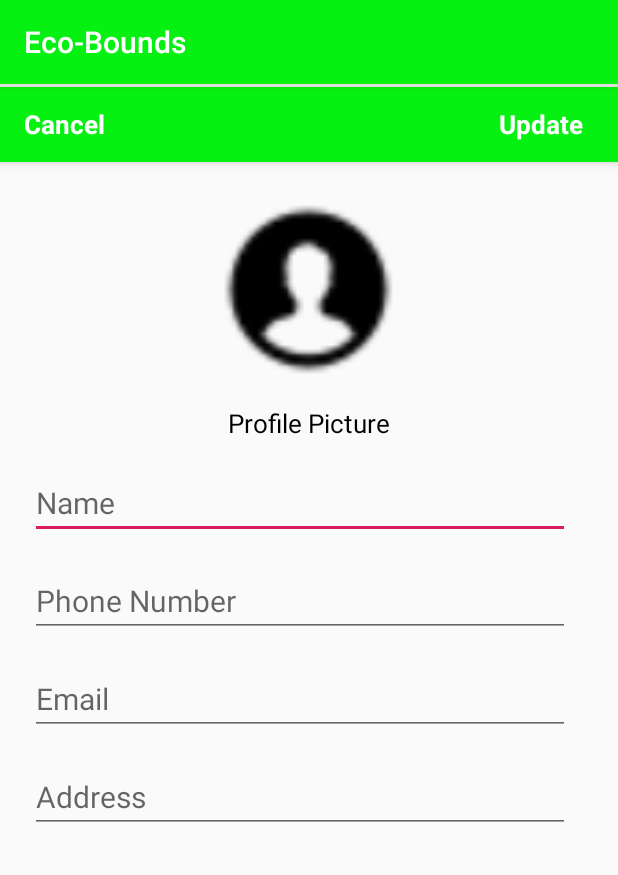
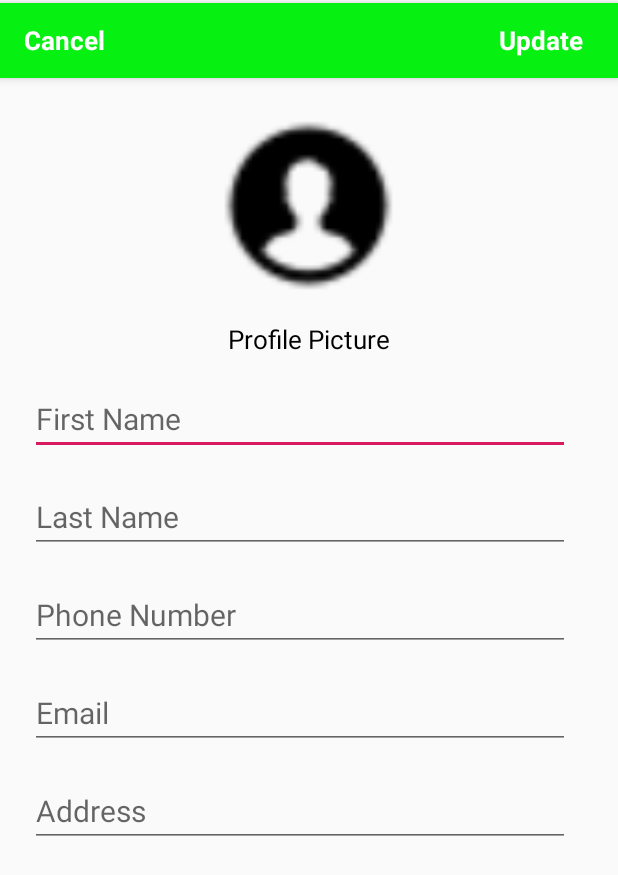
Before and after one commit to geo1997/Eco-Bounds-MAD, an Android app: the Settings screen opened directly, with no data from a screen before it, on a phone screen of 412 x 824 dp. Shown: the top 875 px of the screen. Run offline under Robolectric (Android 15) with nearby library versions, the light colour scheme and no system bars; our stand-ins replace CircleImageView, Firebase (no records; nobody signed in at launch, a user with empty details on screens opened directly), Picasso; libraries missing offline, so code that uses them is left out: com.theartofdev.edmodo; 2 statements that could not run were skipped.

Commit message:
Updated User profile and user model class Thumalee with settings

```diff
--- a/app/build.gradle
+++ b/app/build.gradle
@@ -32,7 +32,6 @@ dependencies {
     implementation 'com.google.firebase:firebase-storage:16.0.4'
     //implementation 'com.google.firebase:firebase-database:19.0.0'
     implementation 'com.google.firebase:firebase-auth:16.0.4'
-    implementation 'com.google.firebase:firebase-auth:16.0.4'
     testImplementation 'junit:junit:4.12'
     androidTestImplementation 'com.android.support.test:runner:1.0.2'
     androidTestImplementation 'com.android.support.test.espresso:espresso-core:3.0.2'
@@ -40,9 +39,11 @@ dependencies {
     implementation 'com.basgeekball:awesome-validation:4.2'
     implementation 'io.paperdb:paperdb:2.6'
     implementation 'com.squareup.picasso:picasso:2.71828'
-    implementation 'com.theartofdev.edmodo:android-image-cropper:2.4.0'
 
+
+    implementation 'com.theartofdev.edmodo:android-image-cropper:2.7.+'
     implementation 'de.hdodenhof:circleimageview:3.0.1'
     implementation 'com.android.support:exifinterface:28.0.0'
     implementation 'com.android.support:animated-vector-drawable:28.0.0'
+
 }
--- a/app/src/main/AndroidManifest.xml
+++ b/app/src/main/AndroidManifest.xml
@@ -16,7 +16,8 @@
         <activity android:name=".AdminActivity"></activity>
         <activity android:name=".AdminCategoryActivity"
             android:exported="true"></activity>
-        <activity android:name=".Settings"></activity>
+        <activity android:name=".Settings"
+            android:theme="@style/AppTheme.NoActionBar"></activity>
         <activity
             android:name=".CompanyProfile"
             android:exported="true"
--- a/app/src/main/res/layout/activity_settings.xml
+++ b/app/src/main/res/layout/activity_settings.xml
@@ -76,21 +76,32 @@
         />
 
     <EditText
-        android:id="@+id/acc_name"
+    android:id="@+id/acc_fname"
+    android:layout_width="360dp"
+    android:layout_height="wrap_content"
+    android:layout_below="@+id/profile_pic"
+    android:layout_marginStart="20dp"
+    android:layout_marginTop="17dp"
+    android:layout_marginEnd="20dp"
+    android:hint="@string/acc_fname"
+    android:textSize="20sp" />
+
+    <EditText
+        android:id="@+id/acc_lname"
         android:layout_width="360dp"
         android:layout_height="wrap_content"
-        android:layout_below="@+id/profile_pic"
+        android:layout_below="@+id/acc_fname"
         android:layout_marginStart="20dp"
         android:layout_marginTop="17dp"
         android:layout_marginEnd="20dp"
-        android:hint="@string/acc_name"
+        android:hint="@string/acc_lname"
         android:textSize="20sp" />
 
     <EditText
         android:id="@+id/acc_phone"
         android:layout_width="360dp"
         android:layout_height="wrap_content"
-        android:layout_below="@+id/acc_name"
+        android:layout_below="@+id/acc_lname"
         android:layout_marginStart="20dp"
         android:layout_marginTop="17dp"
         android:layout_marginEnd="20dp"
--- a/app/src/main/res/values/strings.xml
+++ b/app/src/main/res/values/strings.xml
@@ -70,7 +70,8 @@
     <string name="acc_cancel">Cancel</string>
     <string name="acc_update">Update</string>
     <string name="acc_pic">Profile Picture</string>
-    <string name="acc_name">Name</string>
+    <string name="acc_fname">First Name</string>
+    <string name="acc_lname">Last Name</string>
     <string name="acc_phone">Phone Number</string>
     <string name="acc_email">Email</string>
     <string name="acc_address">Address</string>
```
Also changed, not shown: app/src/main/java/com/example/shoppingcart/Model/Users.java (+8 -8 lines), app/src/main/java/com/example/shoppingcart/Settings.java (+36 -25 lines).
